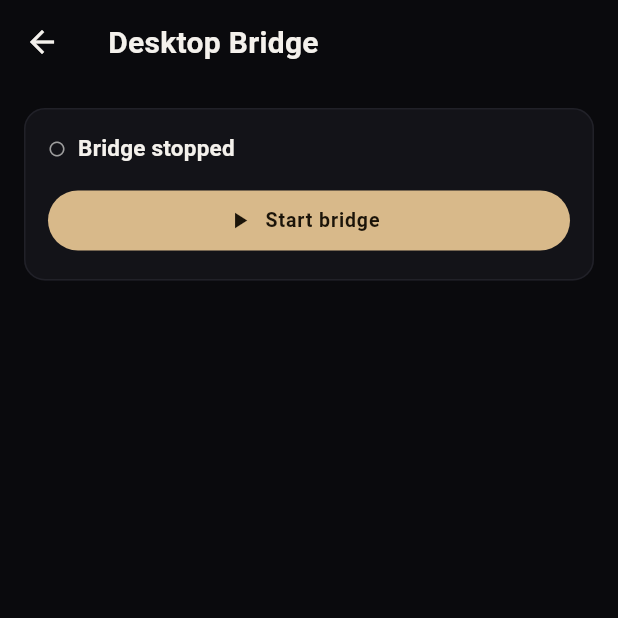
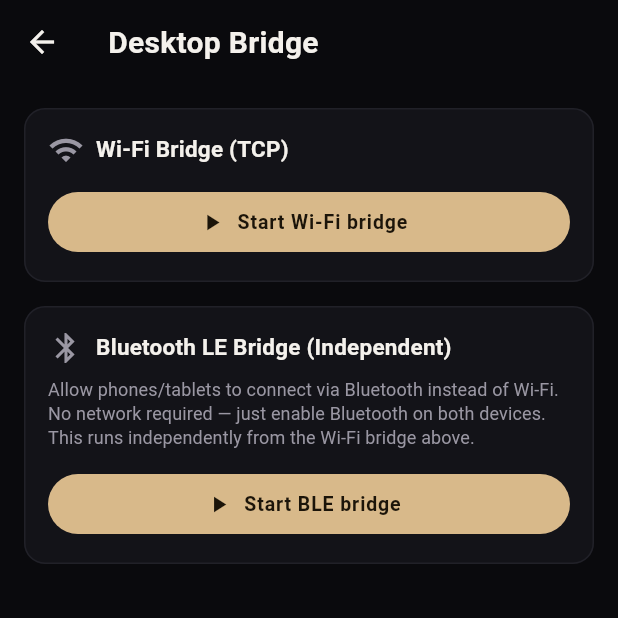
Before and after one commit to felixNT0/midiflow, a Flutter app: the BridgeScreen screen opened directly, on a phone screen of 412 x 824 dp, the top half of it. Run offline on Flutter 3.47's test engine with Material 3 defaults, Android fonts, the phone set to English and light mode, and no system bars; our stand-ins replace flutter_markdown_plus, flutter_riverpod, shared_preferences; missing offline and left inert: flutter_midi_command, flutter_midi_command_ble, universal_ble; accounts and stored records are empty.

Commit message:
Make Wi-Fi and BLE bridges independent on desktop
- BLE bridge card now always visible (not dependent on Wi-Fi)
- Wi-Fi bridge labeled as Wi-Fi Bridge (TCP)
- BLE bridge labeled as Bluetooth LE Bridge (Independent)
- Each bridge can be started/stopped independently
- Clearer UI showing they are separate services
- Rebuilt both macOS and Android release installers

```diff
--- a/lib/features/bridge/bridge_screen.dart
+++ b/lib/features/bridge/bridge_screen.dart
@@ -29,13 +29,14 @@ class BridgeScreen extends ConsumerWidget {
                   Row(
                     children: [
                       Icon(
-                        state.running ? Icons.circle : Icons.circle_outlined,
-                        size: 12,
-                        color: state.running ? Colors.green : Colors.grey,
+                        Icons.wifi,
+                        color: state.running
+                            ? Theme.of(context).colorScheme.primary
+                            : Theme.of(context).colorScheme.onSurfaceVariant,
                       ),
                       const SizedBox(width: 8),
                       Text(
-                        state.running ? 'Bridge running' : 'Bridge stopped',
+                        'Wi-Fi Bridge (TCP)',
                         style: Theme.of(context).textTheme.titleMedium,
                       ),
                       const Spacer(),
@@ -53,7 +54,7 @@ class BridgeScreen extends ConsumerWidget {
                     child: FilledButton.icon(
                       icon: Icon(state.running ? Icons.stop : Icons.play_arrow),
                       label: Text(
-                        state.running ? 'Stop bridge' : 'Start bridge',
+                        state.running ? 'Stop Wi-Fi bridge' : 'Start Wi-Fi bridge',
                       ),
                       onPressed: state.starting || state.stopping
                           ? null
@@ -73,11 +74,11 @@ class BridgeScreen extends ConsumerWidget {
               ),
             ),
           ),
+          const SizedBox(height: 16),
+          _BleBridgeCard(),
           if (state.running) ...[
             const SizedBox(height: 16),
             _PairingCard(state: state),
-            const SizedBox(height: 16),
-            _BleBridgeCard(),
             const SizedBox(height: 16),
             _ClientsCard(state: state),
             const SizedBox(height: 16),
@@ -355,7 +356,7 @@ class _BleBridgeCard extends ConsumerWidget {
                 ),
                 const SizedBox(width: 8),
                 Text(
-                  'Bluetooth LE Bridge',
+                  'Bluetooth LE Bridge (Independent)',
                   style: Theme.of(context).textTheme.titleMedium,
                 ),
                 const Spacer(),
@@ -370,7 +371,8 @@ class _BleBridgeCard extends ConsumerWidget {
             const SizedBox(height: 8),
             Text(
               'Allow phones/tablets to connect via Bluetooth instead of Wi-Fi. '
-              'No network required — just enable Bluetooth on both devices.',
+              'No network required — just enable Bluetooth on both devices. '
+              'This runs independently from the Wi-Fi bridge above.',
               style: Theme.of(context).textTheme.bodySmall,
             ),
             const SizedBox(height: 12),
```
Also changed, not shown: 1 other file.
